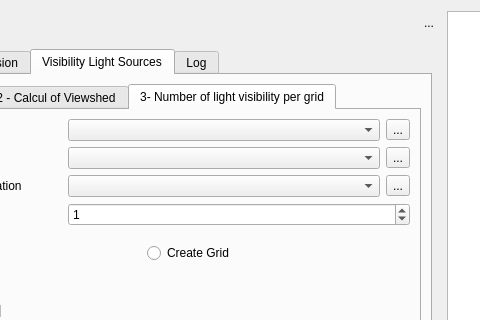
This is Interface_dialog_base.ui in MathieuChailloux/LightPollutionToolbox as Qt 5 draws it before an edit; both pictures show x 165 to 645 and y 0 to 320 of the 856 by 616 pixel window. The edited form follows.
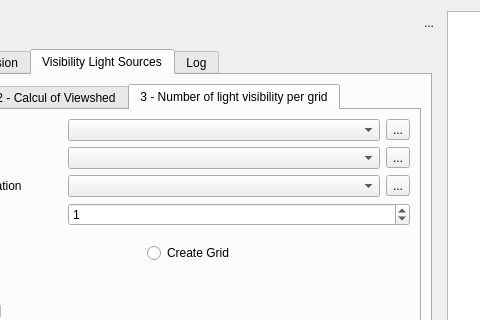
This is the edited form. The open tabs and pages were chosen to show the change. Icons and pictures are not drawn. Custom widgets are drawn as their Qt base class.

The edit to the form file:
```diff
--- a/Interface_dialog_base.ui
+++ b/Interface_dialog_base.ui
@@ -1119,7 +1119,7 @@
             </widget>
             <widget class="QWidget" name="tabNbLight">
              <attribute name="title">
-              <string>3- Number of light visibility per grid</string>
+              <string>3 - Number of light visibility per grid</string>
              </attribute>
              <layout class="QGridLayout" name="gridLayout_7">
               <item row="3" column="1" colspan="2">
```
Left out of the diff: 2 changed lines with no effect on the pictures.
